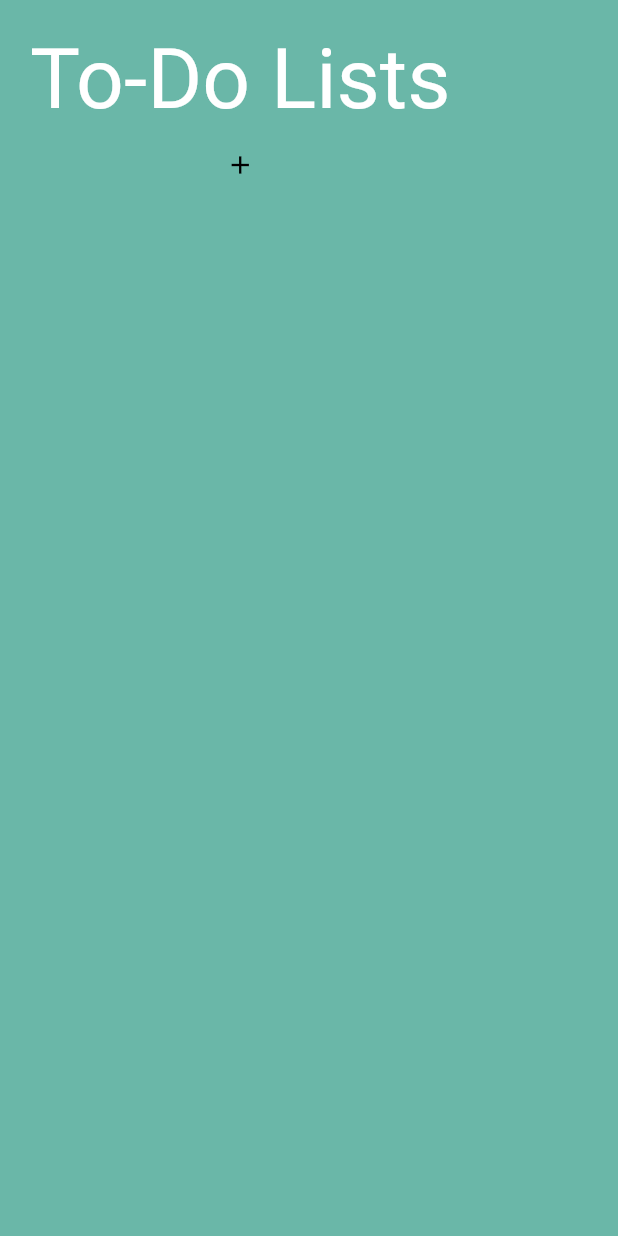
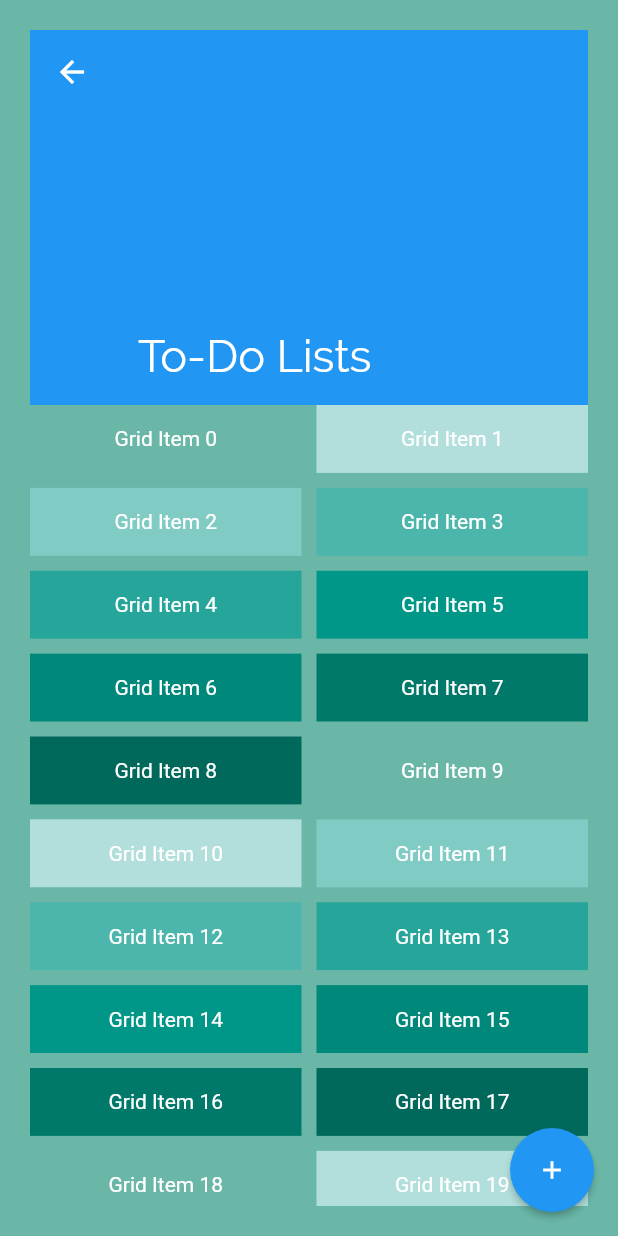
Before and after one commit to reachkritz/MakeAList, a Flutter app: the screen it shows after launch, on a phone screen of 412 x 824 dp. Run offline on Flutter 3.47's test engine with Material 2 defaults, Android fonts, the phone set to English and light mode, and no system bars.

Commit message:
ScrollView Added to Home Screen

```diff
--- a/lib/makealist/home/MyHomePage.dart
+++ b/lib/makealist/home/MyHomePage.dart
@@ -1,5 +1,6 @@
 import 'package:flutter/cupertino.dart';
 import 'package:flutter/material.dart';
+import 'package:makealist/makealist/service/PersistorService.dart';
 
 import 'MyList.dart';
 
@@ -21,13 +22,13 @@ class MyHomePage extends StatefulWidget {
   _MyHomePageState createState() => _MyHomePageState();
 }
 
-class _MyHomePageState extends State<MyHomePage>{
+class _MyHomePageState extends State<MyHomePage> {
+  final _padding = EdgeInsets.all(20.0);
+  PersistorService service = new PersistorService();
 
-  final _padding = EdgeInsets.all(20.0);
-
-  Widget _showNewList(){
+  Widget _showNewList() {
     return new Center(
-        child : Container(
+        child: Container(
             height: MediaQuery.of(context).size.height * 0.80,
             width: MediaQuery.of(context).size.width * 0.80,
             child: new Card(
@@ -35,40 +36,45 @@ class _MyHomePageState extends State<MyHomePage>{
                 borderOnForeground: true,
                 shadowColor: Colors.black12,
                 color: Color(0xFFFFD28E),
-                child: new MyList()
-            )
-        )
-    );
+                child: new MyList())));
   }
 
   @override
   Widget build(BuildContext context) {
-
     final layout = Padding(
       padding: _padding,
       child: Column(
         verticalDirection: VerticalDirection.down,
         children: [
-          Text(
-            'To-Do Lists',
-            style: Theme.of(context).textTheme.headline2,
-            textAlign: TextAlign.start,
+          Expanded(
+            child: CustomScrollView(slivers: <Widget>[
+              const SliverAppBar(
+                pinned: true,
+                expandedHeight: 250.0,
+                flexibleSpace: FlexibleSpaceBar(
+                  title: Text('To-Do Lists'),
+                ),
+              ),
+              SliverGrid(
+                gridDelegate: SliverGridDelegateWithMaxCrossAxisExtent(
+                  maxCrossAxisExtent: 200.0,
+                  mainAxisSpacing: 10.0,
+                  crossAxisSpacing: 10.0,
+                  childAspectRatio: 4.0,
+                ),
+                delegate: SliverChildBuilderDelegate(
+                  (BuildContext context, int index) {
+                    return Container(
+                      alignment: Alignment.center,
+                      color: Colors.teal[100 * (index % 9)],
+                      child: Text('Grid Item $index'),
+                    );
+                  },
+                  childCount: 40,
+                ),
+              ),
+            ]),
           ),
-          IconButton(
-              icon: Icon(
-                Icons.add,
-                color: Colors.black,
-                size: 20.0,
-              ),
-              onPressed: () {
-                showDialog(
-                    context: context,
-                    builder: (context) {
-                      return _showNewList();
-                    },
-                );
-              }
-          )
         ],
       ),
     );
@@ -79,8 +85,24 @@ class _MyHomePageState extends State<MyHomePage>{
     // fast, so that you can just rebuild anything that needs updating rather
     // than having to individually change instances of widgets.
     return Scaffold(
-        backgroundColor: Color(0xFF6AB7A8),
-        body: layout
-      );
+      backgroundColor: Color(0xFF6AB7A8),
+      body: layout,
+      floatingActionButton: FloatingActionButton(
+          elevation: 2.0,
+          hoverColor: Colors.cyan,
+          child: Icon(
+            Icons.add,
+            color: Colors.white,
+            size: 20.0,
+          ),
+          onPressed: () {
+            showDialog(
+              context: context,
+              builder: (context) {
+                return _showNewList();
+              },
+            );
+          }),
+    );
   }
 }
--- /dev/null
+++ b/lib/makealist/persistence/ArrayPersistence.dart
@@ -0,0 +1,17 @@
+import 'dart:typed_data';
+
+import 'package:makealist/makealist/home/MyList.dart';
+import 'package:makealist/makealist/persistence/Repository.dart';
+
+class ArrayPersistence {
+  List<MyList> db = new List();
+
+  void saveItem(MyList list){
+    db.add(list);
+  }
+
+  List<MyList> getAll(){
+    return db;
+  }
+
+}
--- a/lib/makealist/service/PersistorService.dart
+++ b/lib/makealist/service/PersistorService.dart
@@ -1,14 +1,16 @@
 import 'package:makealist/makealist/home/MyList.dart';
+import 'package:makealist/makealist/persistence/ArrayPersistence.dart';
 import 'package:makealist/makealist/persistence/FilePersistence.dart';
+import 'package:makealist/makealist/persistence/Repository.dart';
 
 class PersistorService{
-  FilePersistence filePersistence;
+  ArrayPersistence repo;
   PersistorService(){
-    filePersistence = new FilePersistence();
+    repo = new ArrayPersistence();
   }
 
   void saveList(MyList list){
-
+    repo.saveItem(list);
   }
 
   MyList getList(String key){
@@ -16,7 +18,7 @@ class PersistorService{
   }
 
   List<MyList> getAllLists(){
-
+    return repo.getAll();
   }
 
   List<MyList> getListsByDateRange(DateTime start, DateTime end){
```
